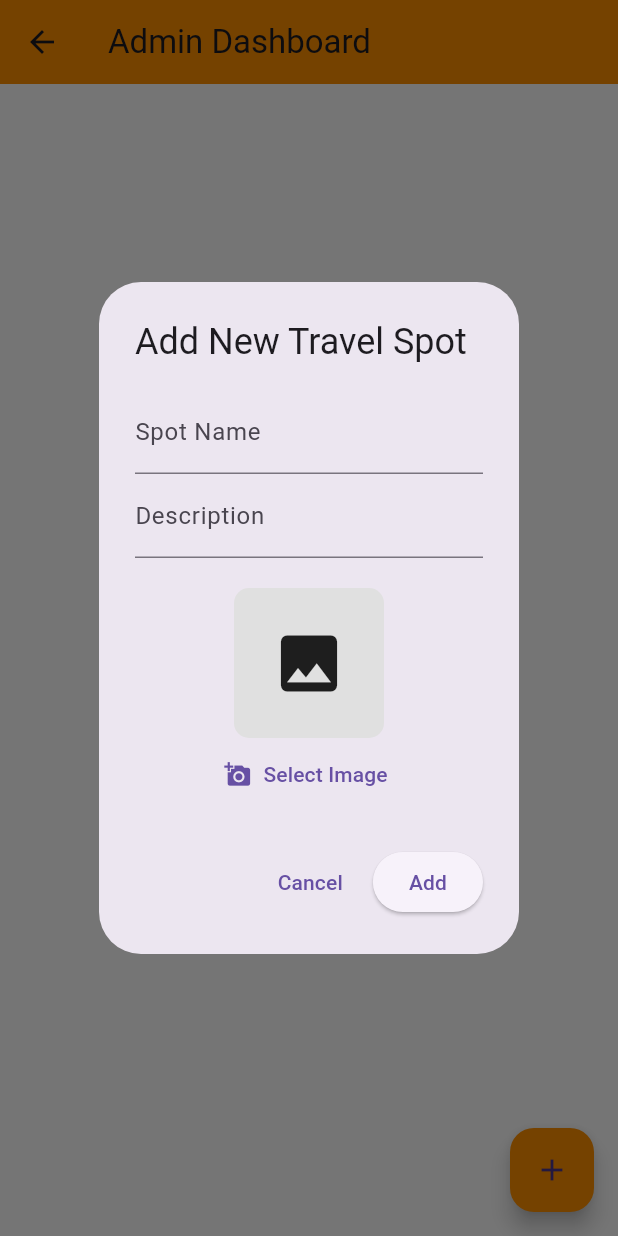
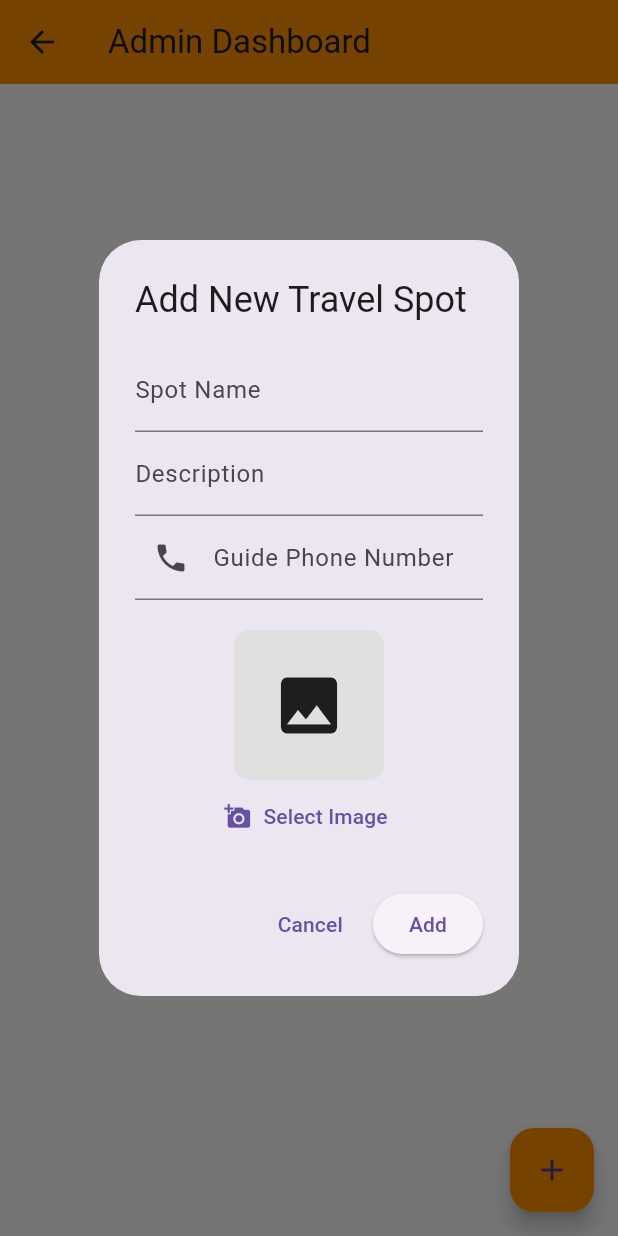
Before and after one commit to rayhanappdev/Travel-App, a Flutter app: the AdminDashboard screen opened directly with empty values, after a tap on the "add" icon, on a phone screen of 412 x 824 dp. Run offline on Flutter 3.47's test engine with Material 3 defaults, Android fonts, the phone set to English and light mode, and no system bars; our stand-ins replace image_picker; network calls fail.

Commit message:
Added guidePhone field to TravelSpot and implemented call feature in AdminDashboard

```diff
--- /dev/null
+++ b/lib/models/guide_model.dart
@@ -0,0 +1,17 @@
+class Guide {
+  final String name;
+  final String phone;
+  final String location; // কোন এরিয়ার গাইড
+  final String image;
+  final double rating;
+  final String experience; // কত বছরের অভিজ্ঞতা
+
+  Guide({
+    required this.name,
+    required this.phone,
+    required this.location,
+    required this.image,
+    required this.rating,
+    required this.experience,
+  });
+}
--- a/lib/screens/admin_dashboard.dart
+++ b/lib/screens/admin_dashboard.dart
@@ -1,7 +1,9 @@
 import 'dart:io';
 import 'package:flutter/material.dart';
-import 'package:image_picker/image_picker.dart'; // Image Picker import
+import 'package:image_picker/image_picker.dart';
 import '../models/travel_spot.dart';
+// এখানে your_app_name এর জায়গায় তোমার আসল প্রজেক্টের নাম বসাবে
+import 'package:url_launcher/url_launcher.dart';
 
 class AdminDashboard extends StatefulWidget {
   final List<TravelSpot> currentSpots;
@@ -19,7 +21,7 @@ class AdminDashboard extends StatefulWidget {
 
 class _AdminDashboardState extends State<AdminDashboard> {
   late List<TravelSpot> editableSpots;
-  File? _pickedImage; // Select kora image store korbe
+  File? _pickedImage;
 
   @override
   void initState() {
@@ -27,7 +29,14 @@ class _AdminDashboardState extends State<AdminDashboard> {
     editableSpots = List.from(widget.currentSpots);
   }
 
-  // Gallery theke image select korar function
+  // কল করার ফাংশন (সরাসরি এখানেই রেখে দিলাম সুবিধার জন্য)
+  Future<void> _makeCall(String phoneNumber) async {
+    final Uri launchUri = Uri(scheme: 'tel', path: phoneNumber);
+    if (await canLaunchUrl(launchUri)) {
+      await launchUrl(launchUri);
+    }
+  }
+
   Future<void> _pickImage() async {
     final ImagePicker picker = ImagePicker();
     final XFile? image = await picker.pickImage(source: ImageSource.gallery);
@@ -42,11 +51,12 @@ class _AdminDashboardState extends State<AdminDashboard> {
   void _showAddSpotDialog() {
     String name = '';
     String description = '';
-    _pickedImage = null; // Dialog open hole image reset hobe
+    String guidePhone = ''; // নতুন ভ্যারিয়েবল
+    _pickedImage = null;
 
     showDialog(
       context: context,
-      builder: (context) => StatefulBuilder( // Dialog-er bhetore setState kaj korar jonno
+      builder: (context) => StatefulBuilder(
         builder: (context, setDialogState) {
           return AlertDialog(
             title: const Text("Add New Travel Spot"),
@@ -62,25 +72,34 @@ class _AdminDashboardState extends State<AdminDashboard> {
                     decoration: const InputDecoration(labelText: "Description"),
                     onChanged: (value) => description = value,
                   ),
+                  // --- নতুন ফোন নম্বর ইনপুট ---
+                  TextField(
+                    decoration: const InputDecoration(
+                      labelText: "Guide Phone Number",
+                      prefixIcon: Icon(Icons.phone),
+                    ),
+                    keyboardType: TextInputType.phone,
+                    onChanged: (value) => guidePhone = value,
+                  ),
                   const SizedBox(height: 20),
-
-                  // Image Preview
                   _pickedImage != null
                       ? ClipRRect(
                     borderRadius: BorderRadius.circular(10),
-                    child: Image.file(_pickedImage!, height: 100, width: 100, fit: BoxFit.cover),
+                    child: Image.file(_pickedImage!,
+                        height: 100, width: 100, fit: BoxFit.cover),
                   )
                       : Container(
                     height: 100,
                     width: 100,
-                    decoration: BoxDecoration(color: Colors.grey[300], borderRadius: BorderRadius.circular(10)),
+                    decoration: BoxDecoration(
+                        color: Colors.grey[300],
+                        borderRadius: BorderRadius.circular(10)),
                     child: const Icon(Icons.image, size: 50),
                   ),
-
                   TextButton.icon(
                     onPressed: () async {
                       await _pickImage();
-                      setDialogState(() {}); // Dialog-er preview update korbe
+                      setDialogState(() {});
                     },
                     icon: const Icon(Icons.add_a_photo),
                     label: const Text("Select Image"),
@@ -89,7 +108,9 @@ class _AdminDashboardState extends State<AdminDashboard> {
               ),
             ),
             actions: [
-              TextButton(onPressed: () => Navigator.pop(context), child: const Text("Cancel")),
+              TextButton(
+                  onPressed: () => Navigator.pop(context),
+                  child: const Text("Cancel")),
               ElevatedButton(
                 onPressed: () {
                   if (name.isNotEmpty) {
@@ -97,9 +118,9 @@ class _AdminDashboardState extends State<AdminDashboard> {
                       editableSpots.add(TravelSpot(
                         name: name,
                         description: description,
-                        // Ekhane imageUrl-er jaygay image path-ti pathano hochche
                         imageUrl: _pickedImage?.path ?? "",
                         category: "Uncategorized",
+                        guidePhone: guidePhone, // মডেল-এ পাস করা হচ্ছে
                         story: "",
                         bookingUrl: "",
                       ));
@@ -120,7 +141,10 @@ class _AdminDashboardState extends State<AdminDashboard> {
   @override
   Widget build(BuildContext context) {
     return Scaffold(
-      appBar: AppBar(title: const Text("Admin Dashboard"), backgroundColor: Colors.amber[800]),
+      appBar: AppBar(
+        title: const Text("Admin Dashboard"),
+        backgroundColor: Colors.amber[800],
+      ),
       body: ListView.builder(
         itemCount: editableSpots.length,
         itemBuilder: (context, index) {
@@ -131,11 +155,22 @@ class _AdminDashboardState extends State<AdminDashboard> {
               leading: ClipRRect(
                 borderRadius: BorderRadius.circular(8),
                 child: spot.imageUrl!.startsWith('http')
-                    ? Image.network(spot.imageUrl!, width: 50, height: 50, fit: BoxFit.cover)
-                    : Image.file(File(spot.imageUrl!), width: 50, height: 50, fit: BoxFit.cover),
+                    ? Image.network(spot.imageUrl!,
+                    width: 50, height: 50, fit: BoxFit.cover)
+                    : Image.file(File(spot.imageUrl!),
+                    width: 50, height: 50, fit: BoxFit.cover),
               ),
               title: Text(spot.name ?? ""),
-              trailing: IconButton(
+              // ট্রেইলিং সেকশনে ডিলিট এবং কল বাটন
+              trailing: Row(
+                mainAxisSize: MainAxisSize.min,
+                children: [
+                  if (spot.guidePhone != null && spot.guidePhone!.isNotEmpty)
+                    IconButton(
+                      icon: const Icon(Icons.call, color: Colors.green),
+                      onPressed: () => _makeCall(spot.guidePhone!),
+                    ),
+                  IconButton(
                     icon: const Icon(Icons.delete, color: Colors.red),
                     onPressed: () {
                       setState(() {
@@ -143,6 +178,8 @@ class _AdminDashboardState extends State<AdminDashboard> {
                       });
                       widget.onSpotsUpdated(editableSpots);
                     },
+                  ),
+                ],
               ),
             ),
           );
```
Also changed, not shown: lib/models/travel_spot.dart (+7 -5 lines), lib/utils/call_utils.dart (added, +16 -0 lines), 1 other file. Lines whose indentation alone changed are shown as unchanged.
